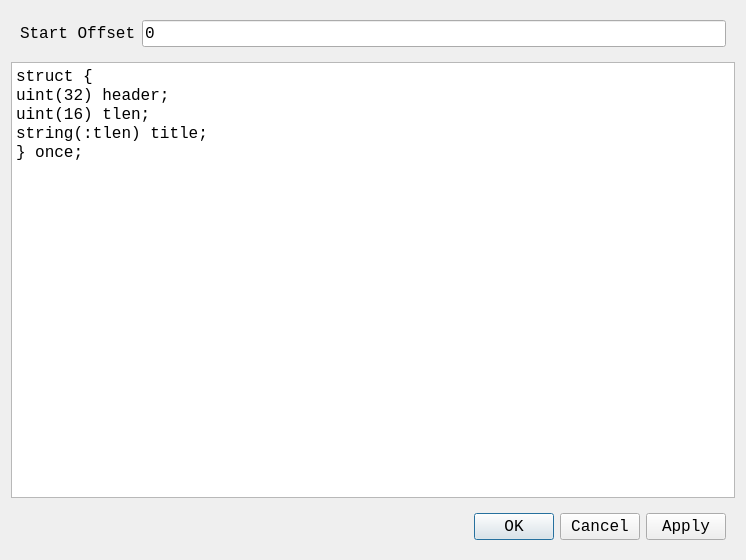
Above: src/structeditor.ui from spuriousdata/BinGrok before the change. Below: the same form after it.
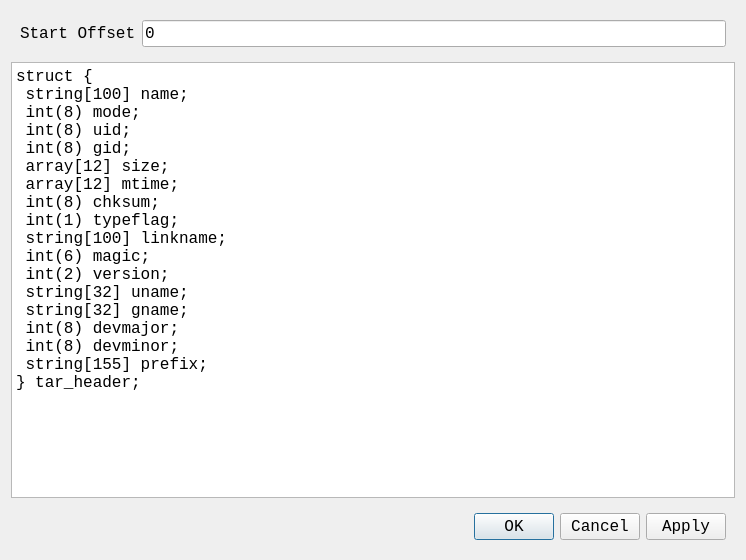
That is the form after the change.

Commit message: add ArrayStructure and fix formatting

```diff
--- a/src/structeditor.ui
+++ b/src/structeditor.ui
@@ -53,11 +53,7 @@
 &lt;html&gt;&lt;head&gt;&lt;meta name=&quot;qrichtext&quot; content=&quot;1&quot; /&gt;&lt;style type=&quot;text/css&quot;&gt;
 p, li { white-space: pre-wrap; }
 &lt;/style&gt;&lt;/head&gt;&lt;body style=&quot; font-family:'Courier New'; font-size:12pt; font-weight:400; font-style:normal;&quot;&gt;
-&lt;p style=&quot; margin-top:0px; margin-bottom:0px; margin-left:0px; margin-right:0px; -qt-block-indent:0; text-indent:0px;&quot;&gt;struct {&lt;/p&gt;
-&lt;p style=&quot; margin-top:0px; margin-bottom:0px; margin-left:0px; margin-right:0px; -qt-block-indent:0; text-indent:0px;&quot;&gt;uint(32) header;&lt;/p&gt;
-&lt;p style=&quot; margin-top:0px; margin-bottom:0px; margin-left:0px; margin-right:0px; -qt-block-indent:0; text-indent:0px;&quot;&gt;uint(16) tlen;&lt;/p&gt;
-&lt;p style=&quot; margin-top:0px; margin-bottom:0px; margin-left:0px; margin-right:0px; -qt-block-indent:0; text-indent:0px;&quot;&gt;string(:tlen) title;&lt;/p&gt;
-&lt;p style=&quot; margin-top:0px; margin-bottom:0px; margin-left:0px; margin-right:0px; -qt-block-indent:0; text-indent:0px;&quot;&gt;} once;&lt;/p&gt;&lt;/body&gt;&lt;/html&gt;</string>
+&lt;p style=&quot; margin-top:0px; margin-bottom:0px; margin-left:0px; margin-right:0px; -qt-block-indent:0; text-indent:0px;&quot;&gt;&lt;span style=&quot; font-family:'monospace'; color:#000000; background-color:#ffffff;&quot;&gt;struct &lt;/span&gt;&lt;span style=&quot; font-family:'monospace';&quot;&gt;{ &lt;br /&gt; string[100] name; &lt;br /&gt; int(8) mode; &lt;br /&gt; int(8) uid; &lt;br /&gt; int(8) gid; &lt;br /&gt; array[12] size; &lt;br /&gt; array[12] mtime; &lt;br /&gt; int(8) chksum; &lt;br /&gt; int(1) typeflag; &lt;br /&gt; string[100] linkname; &lt;br /&gt; int(6) magic; &lt;br /&gt; int(2) version; &lt;br /&gt; string[32] uname; &lt;br /&gt; string[32] gname; &lt;br /&gt; int(8) devmajor; &lt;br /&gt; int(8) devminor; &lt;br /&gt; string[155] prefix; &lt;br /&gt;} tar_header;&lt;br /&gt;&lt;br /&gt;&lt;/span&gt;&lt;/p&gt;&lt;/body&gt;&lt;/html&gt;</string>
      </property>
      <property name="placeholderText">
       <string>struct {}</string>
```
The commit also changes 6 other files.
